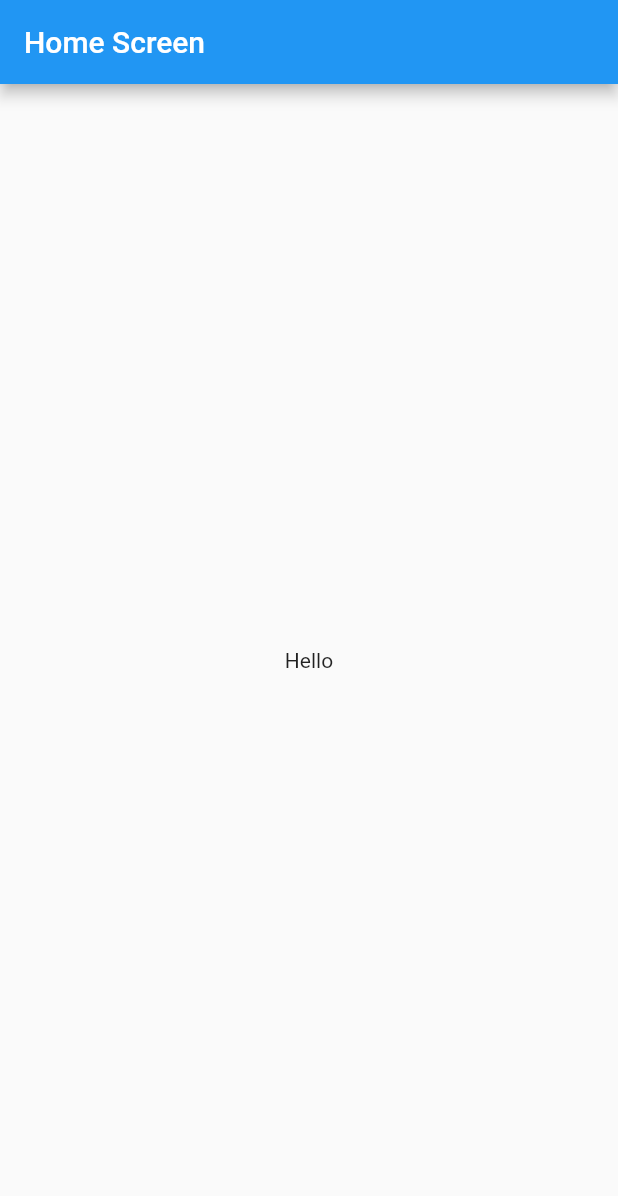
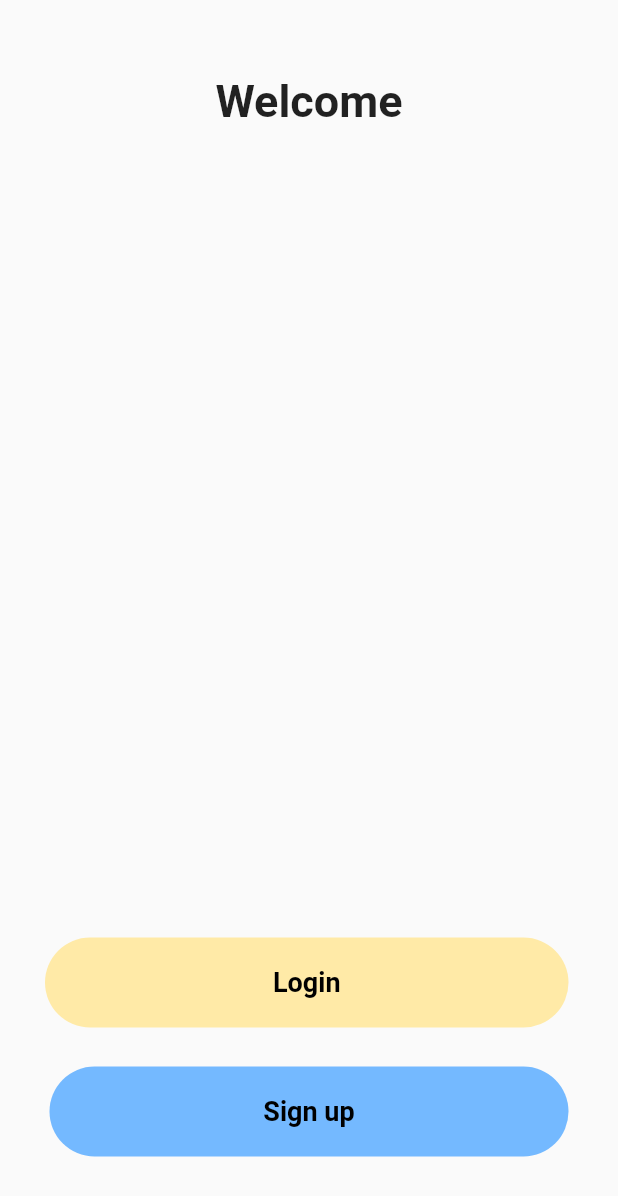
Before and after one commit to SIMYEONAH/moodTracker, a Flutter app: the screen it shows after launch, on a phone screen of 412 x 824 dp. Shown: the top 1196 px of the screen. Run offline on Flutter 3.47's test engine with Material 2 defaults, Android fonts, the phone set to English and light mode, and no system bars; our stand-ins replace firebase_core, flutter_riverpod, go_router; accounts and stored records are empty.

Commit message:
welcome screen done.

```diff
--- a/analysis_options.yaml
+++ b/analysis_options.yaml
@@ -10,6 +10,8 @@
 include: package:flutter_lints/flutter.yaml
 
 linter:
+  rules:
+    require_trailing_commas: true
   # The lint rules applied to this project can be customized in the
   # section below to disable rules from the `package:flutter_lints/flutter.yaml`
   # included above or to enable additional rules. A list of all available lints
@@ -21,9 +23,8 @@
   # or a specific dart file by using the `// ignore: name_of_lint` and
   # `// ignore_for_file: name_of_lint` syntax on the line or in the file
   # producing the lint.
-  rules:
-    # avoid_print: false  # Uncomment to disable the `avoid_print` rule
-    # prefer_single_quotes: true  # Uncomment to enable the `prefer_single_quotes` rule
 
+  # avoid_print: false  # Uncomment to disable the `avoid_print` rule
+  # prefer_single_quotes: true  # Uncomment to enable the `prefer_single_quotes` rule
 # Additional information about this file can be found at
 # https://dart.dev/guides/language/analysis-options
--- /dev/null
+++ b/lib/constants/breakpoints.dart
@@ -0,0 +1,7 @@
+class Breakpoints {
+  static const sm = 640.0;
+  static const md = 768.0;
+  static const lg = 1024.0;
+  static const xl = 1280.0;
+  static const xxl = 1536.0;
+}
--- /dev/null
+++ b/lib/constants/gaps.dart
@@ -0,0 +1,67 @@
+import 'package:finalmood/constants/sizes.dart';
+import 'package:flutter/material.dart';
+
+class Gaps {
+  // Vertical Gaps
+  static const v1 = SizedBox(height: Sizes.size1);
+  static const v2 = SizedBox(height: Sizes.size2);
+  static const v3 = SizedBox(height: Sizes.size3);
+  static const v4 = SizedBox(height: Sizes.size4);
+  static const v5 = SizedBox(height: Sizes.size5);
+  static const v6 = SizedBox(height: Sizes.size6);
+  static const v7 = SizedBox(height: Sizes.size7);
+  static const v8 = SizedBox(height: Sizes.size8);
+  static const v9 = SizedBox(height: Sizes.size9);
+  static const v10 = SizedBox(height: Sizes.size10);
+  static const v11 = SizedBox(height: Sizes.size11);
+  static const v12 = SizedBox(height: Sizes.size12);
+  static const v14 = SizedBox(height: Sizes.size14);
+  static const v16 = SizedBox(height: Sizes.size16);
+  static const v20 = SizedBox(height: Sizes.size20);
+  static const v24 = SizedBox(height: Sizes.size24);
+  static const v28 = SizedBox(height: Sizes.size28);
+  static const v32 = SizedBox(height: Sizes.size32);
+  static const v36 = SizedBox(height: Sizes.size36);
+  static const v40 = SizedBox(height: Sizes.size40);
+  static const v44 = SizedBox(height: Sizes.size44);
+  static const v48 = SizedBox(height: Sizes.size48);
+  static const v52 = SizedBox(height: Sizes.size52);
+  static const v56 = SizedBox(height: Sizes.size56);
+  static const v60 = SizedBox(height: Sizes.size60);
+  static const v64 = SizedBox(height: Sizes.size64);
+  static const v72 = SizedBox(height: Sizes.size72);
+  static const v80 = SizedBox(height: Sizes.size80);
+  static const v96 = SizedBox(height: Sizes.size96);
+
+  // Horizontal Gaps
+
+  static const h1 = SizedBox(width: Sizes.size1);
+  static const h2 = SizedBox(width: Sizes.size2);
+  static const h3 = SizedBox(width: Sizes.size3);
+  static const h4 = SizedBox(width: Sizes.size4);
+  static const h5 = SizedBox(width: Sizes.size5);
+  static const h6 = SizedBox(width: Sizes.size6);
+  static const h7 = SizedBox(width: Sizes.size7);
+  static const h8 = SizedBox(width: Sizes.size8);
+  static const h9 = SizedBox(width: Sizes.size9);
+  static const h10 = SizedBox(width: Sizes.size10);
+  static const h11 = SizedBox(width: Sizes.size11);
+  static const h12 = SizedBox(width: Sizes.size12);
+  static const h14 = SizedBox(width: Sizes.size14);
+  static const h16 = SizedBox(width: Sizes.size16);
+  static const h20 = SizedBox(width: Sizes.size20);
+  static const h24 = SizedBox(width: Sizes.size24);
+  static const h28 = SizedBox(width: Sizes.size28);
+  static const h32 = SizedBox(width: Sizes.size32);
+  static const h36 = SizedBox(width: Sizes.size36);
+  static const h40 = SizedBox(width: Sizes.size40);
+  static const h44 = SizedBox(width: Sizes.size44);
+  static const h48 = SizedBox(width: Sizes.size48);
+  static const h52 = SizedBox(width: Sizes.size52);
+  static const h56 = SizedBox(width: Sizes.size56);
+  static const h60 = SizedBox(width: Sizes.size60);
+  static const h64 = SizedBox(width: Sizes.size64);
+  static const h72 = SizedBox(width: Sizes.size72);
+  static const h80 = SizedBox(width: Sizes.size80);
+  static const h96 = SizedBox(width: Sizes.size96);
+}
--- /dev/null
+++ b/lib/constants/sizes.dart
@@ -0,0 +1,31 @@
+class Sizes {
+  static const size1 = 1.0;
+  static const size2 = 2.0;
+  static const size3 = 3.0;
+  static const size4 = 4.0;
+  static const size5 = 5.0;
+  static const size6 = 6.0;
+  static const size7 = 7.0;
+  static const size8 = 8.0;
+  static const size9 = 9.0;
+  static const size10 = 10.0;
+  static const size11 = 11.0;
+  static const size12 = 12.0;
+  static const size14 = 14.0;
+  static const size16 = 16.0;
+  static const size20 = 20.0;
+  static const size24 = 24.0;
+  static const size28 = 28.0;
+  static const size32 = 32.0;
+  static const size36 = 36.0;
+  static const size40 = 40.0;
+  static const size44 = 44.0;
+  static const size48 = 48.0;
+  static const size52 = 52.0;
+  static const size56 = 56.0;
+  static const size60 = 60.0;
+  static const size64 = 64.0;
+  static const size72 = 72.0;
+  static const size80 = 80.0;
+  static const size96 = 96.0;
+}
--- a/lib/main.dart
+++ b/lib/main.dart
@@ -1,4 +1,4 @@
-import 'package:finalmood/screens/homescreen.dart';
+import 'package:finalmood/screens/welcomescreen.dart';
 import 'package:flutter/material.dart';
 import 'package:flutter_riverpod/flutter_riverpod.dart';
 import 'package:go_router/go_router.dart';
@@ -18,11 +18,12 @@
   @override
   Widget build(BuildContext context) {
     return MaterialApp(
+      debugShowCheckedModeBanner: false,
       title: 'Mood Tracker',
       theme: ThemeData(
         primarySwatch: Colors.blue,
       ),
-      home: const HomeScreen(),
+      home: const WelcomeScreen(),
     );
   }
 }
--- /dev/null
+++ b/lib/screens/loginscreen.dart
@@ -0,0 +1,15 @@
+import 'package:flutter/material.dart';
+
+class LoginScreen extends StatefulWidget {
+  const LoginScreen({super.key});
+
+  @override
+  State<LoginScreen> createState() => _LoginScreenState();
+}
+
+class _LoginScreenState extends State<LoginScreen> {
+  @override
+  Widget build(BuildContext context) {
+    return const Scaffold();
+  }
+}
--- /dev/null
+++ b/lib/screens/signupscreen.dart
@@ -0,0 +1,15 @@
+import 'package:flutter/material.dart';
+
+class SignupScreen extends StatefulWidget {
+  const SignupScreen({super.key});
+
+  @override
+  State<SignupScreen> createState() => _SignupScreenState();
+}
+
+class _SignupScreenState extends State<SignupScreen> {
+  @override
+  Widget build(BuildContext context) {
+    return const Scaffold();
+  }
+}
--- /dev/null
+++ b/lib/screens/welcomescreen.dart
@@ -0,0 +1,122 @@
+import 'package:finalmood/constants/gaps.dart';
+import 'package:finalmood/screens/loginscreen.dart';
+import 'package:finalmood/screens/signupscreen.dart';
+import 'package:flutter/material.dart';
+
+class WelcomeScreen extends StatelessWidget {
+  const WelcomeScreen({super.key});
+
+  @override
+  Widget build(BuildContext context) {
+    return Scaffold(
+      body: SafeArea(
+        child: Container(
+          width: double.infinity,
+          height: MediaQuery.of(context).size.height,
+          padding: const EdgeInsets.symmetric(horizontal: 30, vertical: 50),
+          child: Column(
+            mainAxisAlignment: MainAxisAlignment.spaceBetween,
+            crossAxisAlignment: CrossAxisAlignment.center,
+            children: <Widget>[
+              const Column(
+                children: <Widget>[
+                  Text(
+                    "Welcome",
+                    style: TextStyle(fontWeight: FontWeight.bold, fontSize: 30),
+                  ),
+                  Gaps.h24,
+                ],
+              ),
+              Column(
+                children: <Widget>[
+                  Container(
+                    padding: const EdgeInsets.only(right: 3, bottom: 3),
+                    // decoration: BoxDecoration(
+                    //   borderRadius: BorderRadius.circular(50),
+                    //   border: const Border(
+                    //     bottom: BorderSide(color: Colors.black),
+                    //     top: BorderSide(color: Colors.black),
+                    //     left: BorderSide(color: Colors.black),
+                    //     right: BorderSide(color: Colors.black),
+                    //   ),
+                    // ),
+                    child: MaterialButton(
+                      minWidth: double.infinity,
+                      height: 60,
+                      onPressed: () {
+                        Navigator.push(
+                          context,
+                          MaterialPageRoute(
+                            builder: (context) => const LoginScreen(),
+                          ),
+                        );
+                      },
+                      color: const Color(0xffffeaa7),
+                      elevation: 0,
+                      shape: RoundedRectangleBorder(
+                        borderRadius: BorderRadius.circular(50),
+                      ),
+                      child: const Text(
+                        "Login",
+                        style: TextStyle(
+                          fontWeight: FontWeight.w600,
+                          fontSize: 18,
+                          color: Colors.black,
+                        ),
+                      ),
+                    ),
+                  ),
+                  const SizedBox(
+                    height: 20,
+                  ),
+                  Container(
+                    padding: const EdgeInsets.only(
+                      top: 3,
+                      left: 3,
+                      right: 3,
+                      bottom: 3,
+                    ),
+                    decoration: BoxDecoration(
+                      borderRadius: BorderRadius.circular(50),
+                      // border: const Border(
+                      //   bottom: BorderSide(color: Colors.black),
+                      //   top: BorderSide(color: Colors.black),
+                      //   left: BorderSide(color: Colors.black),
+                      //   right: BorderSide(color: Colors.black),
+                      // ),
+                    ),
+                    child: MaterialButton(
+                      minWidth: double.infinity,
+                      height: 60,
+                      onPressed: () {
+                        Navigator.push(
+                          context,
+                          MaterialPageRoute(
+                            builder: (context) => const SignupScreen(),
+                          ),
+                        );
+                      },
+                      color: const Color(0xff74b9ff),
+                      elevation: 0,
+                      shape: RoundedRectangleBorder(
+                        borderRadius: BorderRadius.circular(50),
+                      ),
+                      child: const Text(
+                        "Sign up",
+                        style: TextStyle(
+                          fontWeight: FontWeight.w600,
+                          fontSize: 18,
+                          color: Colors.black,
+                        ),
+                      ),
+                    ),
+                  ),
+                ],
+              )
+            ],
+          ),
+        ),
+      ),
+    );
+  }
+}
--- /dev/null
+++ b/lib/widget/submitbutton.dart
@@ -0,0 +1,20 @@
+import 'package:flutter/material.dart';
+
+class SubmitButton extends StatelessWidget {
+  const SubmitButton({super.key});
+
+  @override
+  Widget build(BuildContext context) {
+    return Container(
+      decoration: BoxDecoration(
+        borderRadius: BorderRadius.circular(30),
+      ),
+      margin: const EdgeInsets.symmetric(vertical: 15),
+      width: MediaQuery.of(context).size.width,
+      child: TextButton(
+        onPressed: () {},
+        child: const Text("Create Account"),
+      ),
+    );
+  }
+}
--- a/pubspec.yaml
+++ b/pubspec.yaml
@@ -40,6 +40,7 @@
   firebase_auth: ^4.15.3
   cloud_firestore: ^4.13.6
   firebase_storage: ^11.5.6
+  simple_animations: ^5.0.2
 
 dev_dependencies:
   flutter_test:
```
Also changed, not shown: pubspec.lock.
